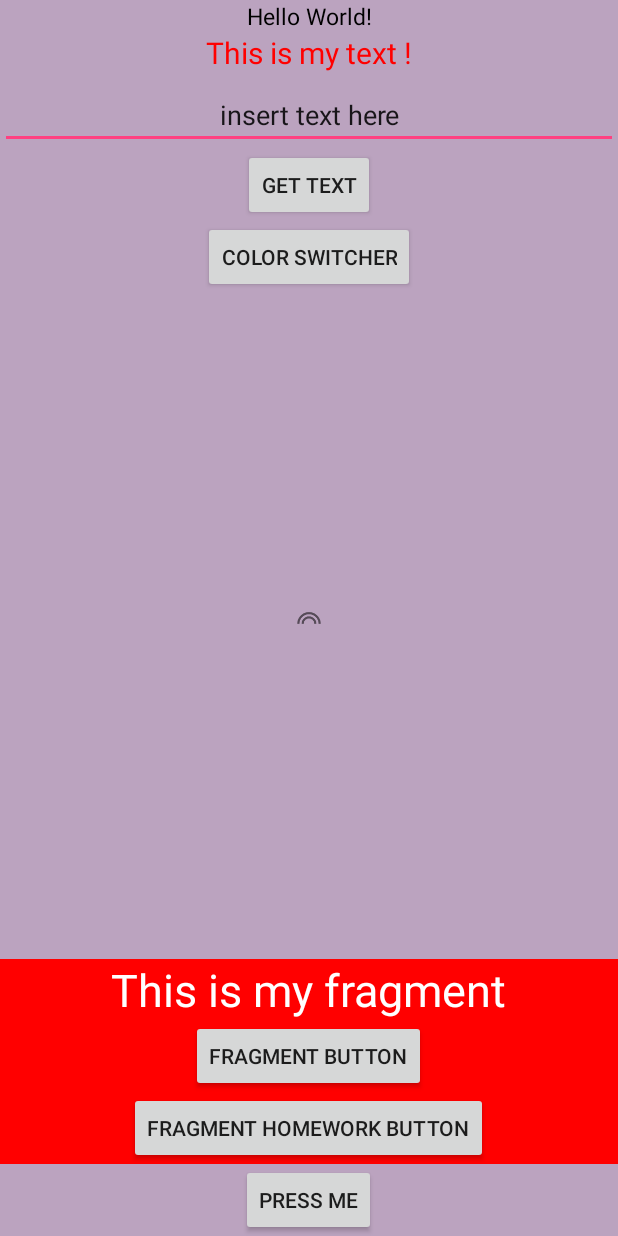
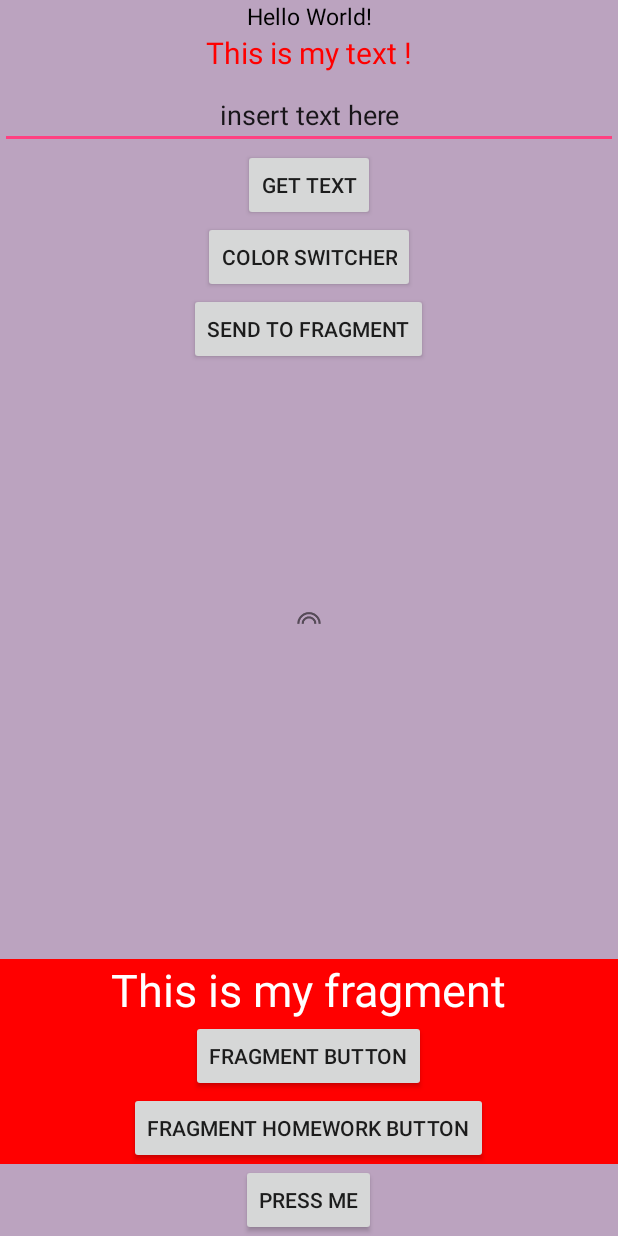
Before and after one commit to RobertOprea/android_homework_bogdan, an Android app: the screen it shows after launch (MainActivity), on a phone screen of 412 x 824 dp. Run offline under Robolectric (Android 15) with nearby library versions, the phone set to English and light mode, and no system bars.

Commit message:
Update tema 2 HELP git add MyApplication/!

```diff
--- a/MyApplication/app/src/main/AndroidManifest.xml
+++ b/MyApplication/app/src/main/AndroidManifest.xml
@@ -21,6 +21,7 @@
         <receiver android:name=".activities.MainActivity$MyReceiver">
             <intent-filter>
                 <action android:name="com.courses.EXAMPLE"></action>
+                <action android:name="com.courses.EXAMPLEFragment"></action>
             </intent-filter>
 
         </receiver>
--- a/MyApplication/app/src/main/java/com/courses/bogdan/myapplication/activities/MainActivity.java
+++ b/MyApplication/app/src/main/java/com/courses/bogdan/myapplication/activities/MainActivity.java
@@ -52,7 +52,7 @@ public class MainActivity extends FragmentActivity {
         toastButton = (Button) findViewById(R.id.toastButton);
         getButton = (Button) findViewById(R.id.getTextButton);
         colorButton = (Button) findViewById(R.id.colorButton);
-        fragmentButon = (Button) findViewById(R.id.myFragmentButton);
+        fragmentButon = (Button) findViewById(R.id.fragmentGo);
 
         myView = (TextView) findViewById(R.id.myText);
         textEditor = (EditText) findViewById(R.id.textEditor);
@@ -90,7 +90,7 @@ public class MainActivity extends FragmentActivity {
         fragmentButon.setOnClickListener(new View.OnClickListener() {
             @Override
             public void onClick(View v) {
-                Intent intent = new Intent(MainActivity.this, MyReceiver.class);
+                Intent intent = new Intent(MainActivity.this, MainFragment.MyReceiverFragment.class);
                 intent.setAction("com.example.demo.action.info");
                 sendBroadcast(intent);
             }
@@ -130,7 +130,7 @@ public class MainActivity extends FragmentActivity {
         public void onReceive(Context context, Intent intent) {
             try {
                 updateTheTextView("Fragment button pressed");
-                String getString = String.valueOf(intent.getExtras().get("fragmentActivity"));
+                //String getString = String.valueOf(intent.getExtras().get("fragmentActivity"));
             } catch (Exception e) {
 
             }
--- a/MyApplication/app/src/main/java/com/courses/bogdan/myapplication/fragments/MainFragment.java
+++ b/MyApplication/app/src/main/java/com/courses/bogdan/myapplication/fragments/MainFragment.java
@@ -1,20 +1,27 @@
 package com.courses.bogdan.myapplication.fragments;
 
 import android.app.Fragment;
+import android.content.BroadcastReceiver;
+import android.content.Context;
+import android.content.Intent;
 import android.os.Bundle;
 import android.support.annotation.Nullable;
 import android.view.LayoutInflater;
 import android.view.View;
 import android.view.ViewGroup;
+import android.widget.Button;
+import android.widget.TextView;
 
 import com.courses.bogdan.myapplication.R;
+import com.courses.bogdan.myapplication.activities.MainActivity;
 
 /**
  * Created by Bogdan on 11/9/2017.
  */
 
 public class MainFragment extends android.support.v4.app.Fragment {
-
+    private Button fragmentButon;
+    private TextView fragmentView;
 
     public static MainFragment newInstance(){
         return new MainFragment();
@@ -29,7 +36,41 @@ public class MainFragment extends android.support.v4.app.Fragment {
     @Override
     public View onCreateView(LayoutInflater inflater, @Nullable ViewGroup container, @Nullable Bundle savedInstanceState) {
         View view = inflater.inflate(R.layout.fragment_main_layout,container,false);
+        fragmentButon = (Button) view.findViewById(R.id.myFragmentButton);
+        fragmentView = (TextView)view.findViewById(R.id.fragmentView);
+
+        View.OnClickListener listnr=new View.OnClickListener() {
+
+            @Override
+
+            public void onClick(View v) {
+
+                Intent intent = new Intent(getActivity(), MainActivity.MyReceiver.class);
+                intent.setAction("com.example.demo.action.info");
+//
+                getActivity().sendBroadcast(intent);
+
+
+            }
+
+        };
+
+
         return view;
+    }
+
+    public class MyReceiverFragment extends BroadcastReceiver {
+
+
+        @Override
+        public void onReceive(Context context, Intent intent) {
+            try {
+                fragmentView.setText("Activity recieved");
+                //String getString = String.valueOf(intent.getExtras().get("fragmentActivity"));
+            } catch (Exception e) {
+
+            }
+        }
     }
 
     @Override
--- a/MyApplication/app/src/main/java/com/courses/bogdan/myapplication/services/MyService.java
+++ b/MyApplication/app/src/main/java/com/courses/bogdan/myapplication/services/MyService.java
@@ -21,6 +21,8 @@ public class MyService extends Service {
         intent.setAction("com.courses.EXAMPLE");
         intent.putExtra("fragmentActivity","text for fragment and activity");
         sendBroadcast(intent);
+        intent.setAction("com.courses.EXAMPLEFragment");
+        sendBroadcast(intent);
         stopSelf();
     }
 
--- a/MyApplication/app/src/main/res/layout/activity_main_layout.xml
+++ b/MyApplication/app/src/main/res/layout/activity_main_layout.xml
@@ -68,6 +68,16 @@
         android:layout_centerInParent="true"
         />
 
+
+    <Button
+        android:id="@+id/fragmentGo"
+        android:layout_width="wrap_content"
+        android:layout_height="wrap_content"
+        android:text="Send to fragment"
+        android:layout_below="@+id/colorButton"
+        android:layout_centerHorizontal="true"/>
+
+
     <FrameLayout
         android:id="@+id/main_frame_layout"
         android:layout_width="match_parent"
--- a/MyApplication/app/src/main/res/layout/fragment_main_layout.xml
+++ b/MyApplication/app/src/main/res/layout/fragment_main_layout.xml
@@ -11,7 +11,8 @@
         android:layout_gravity="center"
         android:textSize="30sp"
         android:text="This is my fragment"
-        android:textColor="@color/white"/>
+        android:textColor="@color/white"
+        android:id="@+id/fragmentView"/>
 
     <Button
         android:layout_width="wrap_content"
```
